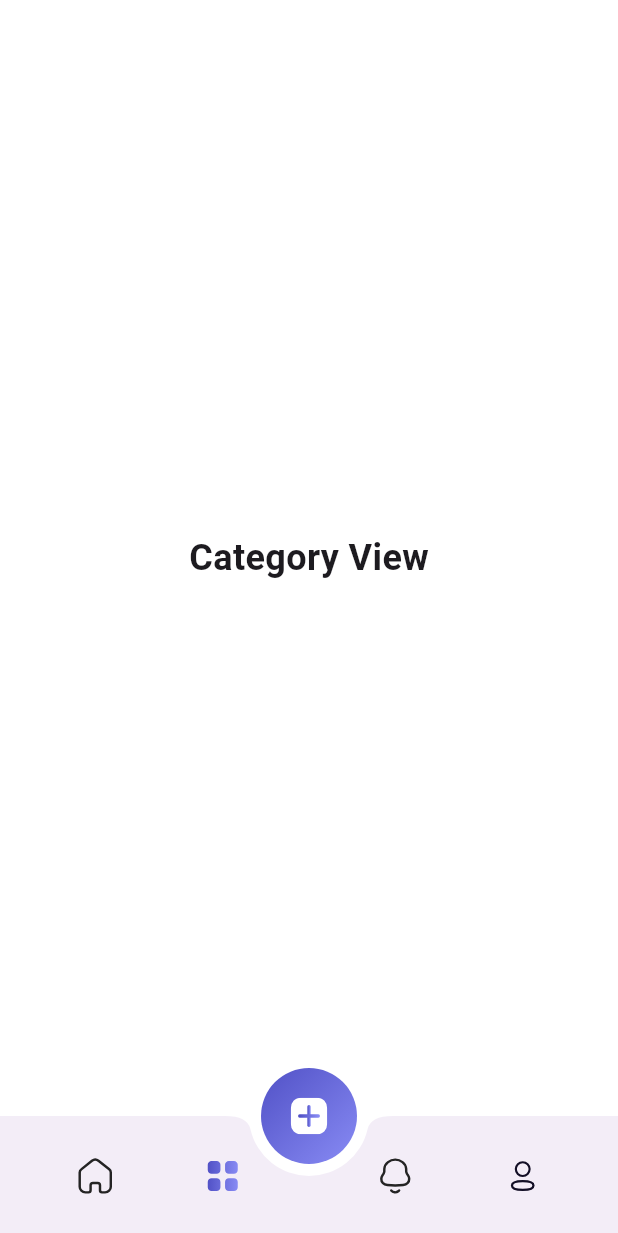
After one commit to Mahmoud-Azmy/Vibe-Link, a Flutter app: the HomeViewBody screen opened directly, item 2 of the bottom bar chosen, on a phone screen of 412 x 824 dp. The commit adds this screen. Shown: the top 1233 px of the screen. Run offline on Flutter 3.47's test engine with Material 3 defaults, Android fonts, the phone set to English and light mode, and no system bars; our stand-ins replace cloud_firestore, dartz, equatable, firebase_auth, firebase_core, flutter_bloc and 7 more; accounts and stored records are empty.

Commit message:
Home Nav Bar

```diff
--- a/lib/core/theme/app_colors.dart
+++ b/lib/core/theme/app_colors.dart
@@ -9,4 +9,17 @@ class AppColors {
   static const placeholder = Color(0xFFBDBDBD);
   static const buttonsColor = [Color(0xFF5151C6), Color(0xFF888BF4)];
   static const primarBackground = Color(0xffF1F1FE);
+
+  // Added from AppStore
+  static const textPrimaryColor = Color(0xFF212121);
+  static const iconColorPrimaryDark = Color(0xFF212121);
+  static const scaffoldBackground = Color(0xFFEBF2F7);
+  static const backgroundColor = Colors.black;
+  static const backgroundSecondaryColor = Color(0xFF131d25);
+  static const appColorPrimaryLightColor = Color(0xFFF9FAFF);
+  static const textSecondaryColor2 = Color(0xFF5A5C5E); // renamed to avoid duplicate
+  static const appBarColor = Colors.white;
+  static const iconColor = Color(0xFF212121);
+  static const iconSecondaryColor = Color(0xFFA8ABAD);
+  static const cardColor = Color(0xFF191D36);
 }
--- a/lib/core/utils/app_router.dart
+++ b/lib/core/utils/app_router.dart
@@ -9,7 +9,7 @@ import 'package:vibe_link/features/auth/presentation/views/reset_password_screen
 import 'package:vibe_link/features/auth/presentation/views/set_new_password_screen.dart';
 import 'package:vibe_link/features/auth/presentation/views/sign_up_view.dart';
 import 'package:vibe_link/features/auth/presentation/views/verification_view.dart';
-import 'package:vibe_link/features/home/home_view.dart';
+import 'package:vibe_link/features/home/presentation/views/home_view.dart';
 import 'package:vibe_link/features/onBoarding/on_boarding.dart';
 
 abstract class AppRouter {
--- /dev/null
+++ b/lib/features/home/data/models/botton_nav_bar_item_model.dart
@@ -0,0 +1,25 @@
+import 'package:flutter/material.dart';
+
+class BottonNavBarItemModel {
+  Widget? leading;
+  String? title;
+  String? subTitle;
+  Widget? trailing;
+  Widget? icon; // <-- Change from IconData? to Widget?
+  Widget? alternateIcon; // <-- Change from IconData? to Widget?
+  Function? onTap;
+  Color? colors;
+  Widget? launchWidget;
+
+  BottonNavBarItemModel({
+    this.leading,
+    this.title,
+    this.subTitle,
+    this.colors,
+    this.icon,
+    this.alternateIcon,
+    this.trailing,
+    this.onTap,
+    this.launchWidget,
+  });
+}
--- a/lib/features/home/home_view.dart
+++ /dev/null
@@ -1,10 +0,0 @@
-import 'package:flutter/material.dart';
-
-class HomeView extends StatelessWidget {
-  const HomeView({super.key});
-
-  @override
-  Widget build(BuildContext context) {
-    return const Scaffold(body: Center(child: Text('Home')));
-  }
-}
--- /dev/null
+++ b/lib/features/home/presentation/views/home_view.dart
@@ -0,0 +1,12 @@
+import 'package:flutter/material.dart';
+import 'package:flutter_bloc/flutter_bloc.dart';
+import 'package:vibe_link/features/home/presentation/widgets/home_view_body.dart';
+
+class HomeView extends StatelessWidget {
+  const HomeView({super.key});
+
+  @override
+  Widget build(BuildContext context) {
+    return BlocProvider(create: (_) => BottomNavCubit(), child: HomeViewBody());
+  }
+}
--- /dev/null
+++ b/lib/features/home/presentation/widgets/custom_floating_action_button.dart
@@ -0,0 +1,39 @@
+import 'package:flutter/material.dart';
+import 'package:flutter_screenutil/flutter_screenutil.dart';
+import 'package:flutter_svg/flutter_svg.dart';
+import 'package:vibe_link/core/theme/app_colors.dart';
+import 'package:vibe_link/core/utils/app_assets.dart';
+
+class CustomFloatingActionButton extends StatelessWidget {
+  const CustomFloatingActionButton({
+    super.key,
+  });
+
+  @override
+  Widget build(BuildContext context) {
+    return Container(
+      height: 64,
+      width: 64,
+      decoration: BoxDecoration(
+        shape: BoxShape.circle,
+        gradient: LinearGradient(
+          colors: AppColors.buttonsColor,
+          begin: Alignment.topLeft,
+          end: Alignment.bottomRight,
+        ),
+      ),
+      child: RawMaterialButton(
+        shape: CircleBorder(),
+        elevation: 0,
+        onPressed: () {
+          // Add your action here
+        },
+        child: SvgPicture.asset(
+          AppAssets.plus,
+          height: 24.h,
+          width: 24.w,
+        ),
+      ),
+    );
+  }
+}
--- /dev/null
+++ b/lib/features/home/presentation/widgets/home_view_body.dart
@@ -0,0 +1,129 @@
+import 'package:flutter/material.dart';
+import 'package:flutter_bloc/flutter_bloc.dart';
+import 'package:flutter_svg/flutter_svg.dart';
+import 'package:vibe_link/core/utils/app_assets.dart';
+import 'package:vibe_link/features/home/data/models/botton_nav_bar_item_model.dart';
+import 'package:vibe_link/features/home/presentation/widgets/custom_floating_action_button.dart';
+import 'package:vibe_link/features/home/presentation/widgets/home_feed_section.dart';
+
+// Cubit for bottom navigation
+class BottomNavCubit extends Cubit<int> {
+  BottomNavCubit() : super(0);
+  void changeIndex(int index) => emit(index);
+}
+
+class HomeViewBody extends StatelessWidget {
+  HomeViewBody({super.key});
+
+  final List<BottonNavBarItemModel> sampleData = [
+    BottonNavBarItemModel(
+      title: "Home",
+      launchWidget: HomeFeedSection(),
+      icon: SvgPicture.asset(AppAssets.activeHome, height: 24, width: 24),
+      alternateIcon: SvgPicture.asset(
+        AppAssets.inactiveHome,
+        height: 24,
+        width: 24,
+      ),
+    ),
+    BottonNavBarItemModel(
+      title: 'Category',
+      launchWidget: Center(
+        child: Text(
+          'Category View',
+          style: TextStyle(fontSize: 24, fontWeight: FontWeight.bold),
+        ),
+      ),
+      icon: SvgPicture.asset(AppAssets.activeCategory, height: 24, width: 24),
+      alternateIcon: SvgPicture.asset(
+        AppAssets.inactiveCategory,
+        height: 24,
+        width: 24,
+      ),
+    ),
+    BottonNavBarItemModel(
+      title: "Notifications",
+      launchWidget: Center(
+        child: Text(
+          "Notifications View",
+          style: TextStyle(fontSize: 24, fontWeight: FontWeight.bold),
+        ),
+      ),
+      icon: SvgPicture.asset(
+        AppAssets.activeNotification,
+        height: 24,
+        width: 24,
+      ),
+      alternateIcon: SvgPicture.asset(
+        AppAssets.inactiveNotification,
+        height: 24,
+        width: 24,
+      ),
+    ),
+    BottonNavBarItemModel(
+      title: "Profile",
+      launchWidget: Center(
+        child: Text(
+          "Profile View",
+          style: TextStyle(fontSize: 24, fontWeight: FontWeight.bold),
+        ),
+      ),
+      icon: SvgPicture.asset(AppAssets.activeProfile, height: 24, width: 24),
+      alternateIcon: SvgPicture.asset(
+        AppAssets.inactiveProfile,
+        height: 24,
+        width: 24,
+      ),
+    ),
+  ];
+
+  @override
+  Widget build(BuildContext context) {
+    return BlocBuilder<BottomNavCubit, int>(
+      builder: (context, selectedIndex) {
+        return Scaffold(
+          body: sampleData[selectedIndex].launchWidget,
+          floatingActionButton: CustomFloatingActionButton(),
+          floatingActionButtonLocation:
+              FloatingActionButtonLocation.centerDocked,
+          bottomNavigationBar: BottomAppBar(
+            clipBehavior: Clip.hardEdge,
+            shape: CircularNotchedRectangle(),
+            notchMargin: 8,
+            child: Container(
+              margin: EdgeInsets.symmetric(vertical: 4),
+              child: Row(
+                children: [
+                  ...List.generate(sampleData.length, (index) {
+                    BottonNavBarItemModel data = sampleData[index];
+                    return Expanded(
+                      child: GestureDetector(
+                        child: Padding(
+                          padding: EdgeInsets.only(
+                            right: index == 1 ? 20 : 0,
+                            left: index == 2 ? 20 : 0,
+                          ),
+                          child: Column(
+                            mainAxisSize: MainAxisSize.min,
+                            children: [
+                              selectedIndex == index
+                                  ? SizedBox(child: data.icon)
+                                  : SizedBox(child: data.alternateIcon),
+                            ],
+                          ),
+                        ),
+                        onTap: () {
+                          context.read<BottomNavCubit>().changeIndex(index);
+                        },
+                      ),
+                    );
+                  }),
+                ],
+              ),
+            ),
+          ),
+        );
+      },
+    );
+  }
+}
```
